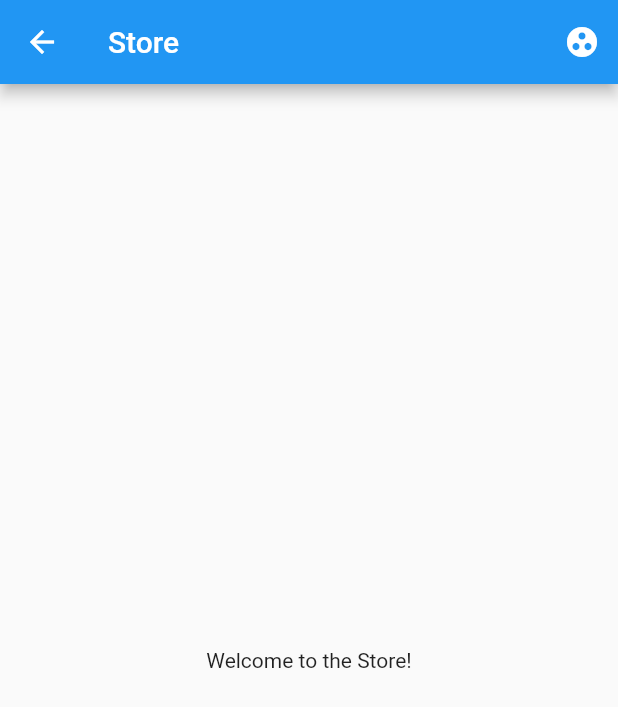
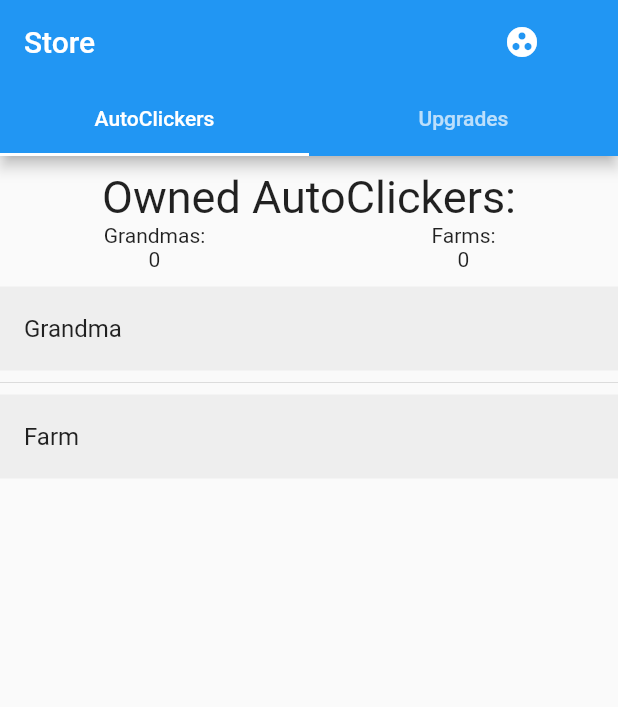
Before and after one commit to SamuelHaws/cookie-tapper, a Flutter app: the screen it shows after launch, after a tap on "Push me!", after a tap on the "shopping cart" icon, on a phone screen of 412 x 824 dp. Shown: the top 707 px of the screen. Run offline on Flutter 3.47's test engine with Material 2 defaults, Android fonts, the phone set to English and light mode, and no system bars.

Commit message:
add functional store

```diff
--- a/lib/src/screens/home.dart
+++ b/lib/src/screens/home.dart
@@ -7,14 +7,17 @@ class Home extends StatelessWidget {
   Widget build(BuildContext context) {
     return Scaffold(
       appBar: AppBar(
-        title: Text('First Screen'),
+        title: Text('Tap Screen'),
         actions: <Widget>[
           // action button
-          IconButton(
-            icon: Icon(Icons.shopping_cart),
-            onPressed: () {
-              Navigator.pushNamed(context, '/store');
-            },
+          Padding(
+            padding: const EdgeInsets.symmetric(horizontal: 40.0),
+            child: IconButton(
+              icon: Icon(Icons.shopping_cart),
+              onPressed: () {
+                Navigator.pushReplacementNamed(context, '/store');
+              },
+            ),
           ),
         ],
       ),
@@ -30,7 +33,7 @@ class Home extends StatelessWidget {
               onPressed: () {
                 var provider =
                     Provider.of<StateProvider>(context, listen: false);
-                provider.increment();
+                provider.manualClick();
               },
             ),
           ],
--- a/lib/src/screens/store.dart
+++ b/lib/src/screens/store.dart
@@ -1,22 +1,117 @@
 import 'package:flutter/material.dart';
+import 'package:provider/provider.dart';
+
+import '../state_provider.dart';
 
 class Store extends StatelessWidget {
   @override
   Widget build(BuildContext context) {
-    return Scaffold(
+    return DefaultTabController(
+      length: 2,
+      child: Scaffold(
         appBar: AppBar(
           title: Text('Store'),
           actions: <Widget>[
             // action button
-          IconButton(
+            Padding(
+              padding: const EdgeInsets.symmetric(horizontal: 40.0),
+              child: IconButton(
                 icon: Icon(Icons.group_work),
                 onPressed: () {
-              Navigator.pushNamed(context, '/');
+                  Navigator.pushReplacementNamed(context, '/');
                 },
+              ),
+            ),
+          ],
+          bottom: TabBar(
+            tabs: <Widget>[
+              Tab(
+                text: 'AutoClickers',
+              ),
+              Tab(
+                text: 'Upgrades',
               ),
             ],
           ),
-      body: Center(child: Text('Welcome to the Store!')),
+        ),
+        body: TabBarView(
+          children: <Widget>[
+            Center(
+              child: Column(
+                children: [
+                  buildAutoClickerInventory(),
+                  Expanded(
+                    child: ListView(
+                      children: <Widget>[
+                        buildAutoClickerTile('Grandma', context),
+                        Divider(),
+                        buildAutoClickerTile('Farm', context),
+                      ],
+                    ),
+                  ),
+                ],
+              ),
+            ),
+            Center(
+              child: Text('This will be upgrades'),
+            ),
+          ],
+        ),
+      ),
+    );
+  }
+
+  Widget buildAutoClickerInventory() {
+    return Padding(
+      padding: const EdgeInsets.symmetric(vertical: 10.0),
+      child: Column(
+        children: <Widget>[
+          Text(
+            'Owned AutoClickers:',
+            style: TextStyle(fontSize: 30.0),
+          ),
+          Row(
+            children: <Widget>[
+              Expanded(
+                child: Column(
+                  children: <Widget>[
+                    Text('Grandmas:', textAlign: TextAlign.center),
+                    Consumer<StateProvider>(
+                      builder: (context, provider, child) =>
+                          Text('${provider.clickersOwned["Grandma"] ?? 0}'),
+                    ),
+                  ],
+                ),
+              ),
+              Expanded(
+                child: Column(
+                  children: <Widget>[
+                    Text('Farms:', textAlign: TextAlign.center),
+                    Consumer<StateProvider>(
+                      builder: (context, provider, child) =>
+                          Text('${provider.clickersOwned["Farm"] ?? 0}'),
+                    ),
+                  ],
+                ),
+              ),
+            ],
+          ),
+        ],
+      ),
+    );
+  }
+
+  Widget buildAutoClickerTile(String type, BuildContext context) {
+    return Ink(
+      color: Colors.grey[200],
+      child: ListTile(
+        title: Text(type),
+        onTap: () {
+          print('auto clicker buy tile tapped with type: ' + type);
+          var provider = Provider.of<StateProvider>(context, listen: false);
+          provider.purchaseAutoClicker(type);
+        },
+      ),
     );
   }
 }
--- a/lib/src/state_provider.dart
+++ b/lib/src/state_provider.dart
@@ -6,15 +6,36 @@ class StateProvider with ChangeNotifier {
   Timer timer;
 
   int cookieCount = 0;
+  int autoClicksPerSec = 1;
+  int cookiesPerManualClick = 1;
   List<AutoClicker> autoClickers;
+  List<AutoClicker> availableAutoClickers = [];
+  final Map<String, int> clickersOwned = {
+    'Grandma': 0,
+    'Farm': 0,
+  };
+  final Map<String, int> clickerCosts = {
+    'Grandma': 20,
+    'Farm': 50,
+  };
 
   StateProvider() {
-    timer = Timer.periodic(Duration(seconds: 1), (Timer t) => increment());
+    timer = Timer.periodic(Duration(seconds: 1), (Timer t) => autoClick());
     autoClickers = [];
   }
 
-  void increment() {
-    cookieCount++;
+  void autoClick() {
+    cookieCount += autoClicksPerSec;
+    notifyListeners();
+  }
+
+  void manualClick() {
+    cookieCount += cookiesPerManualClick;
+    notifyListeners();
+  }
+
+  void purchaseAutoClicker(String autoClickerType) {
+    clickersOwned[autoClickerType] += 1;
     notifyListeners();
   }
 
```
Lines whose indentation alone changed are shown as unchanged.
